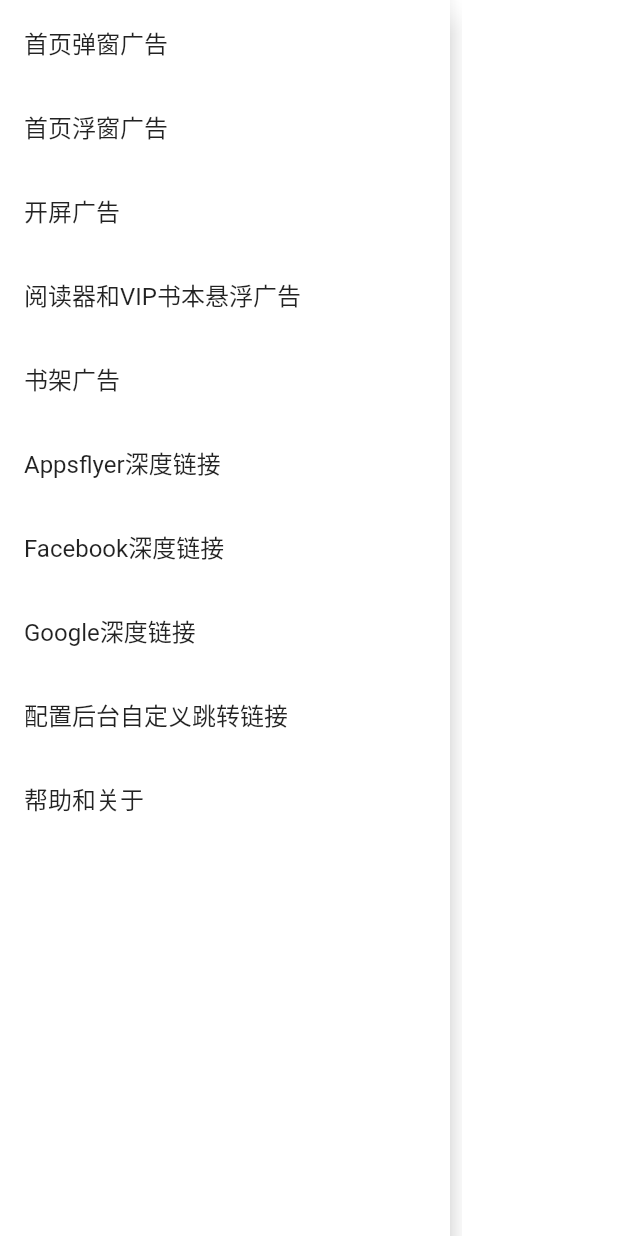
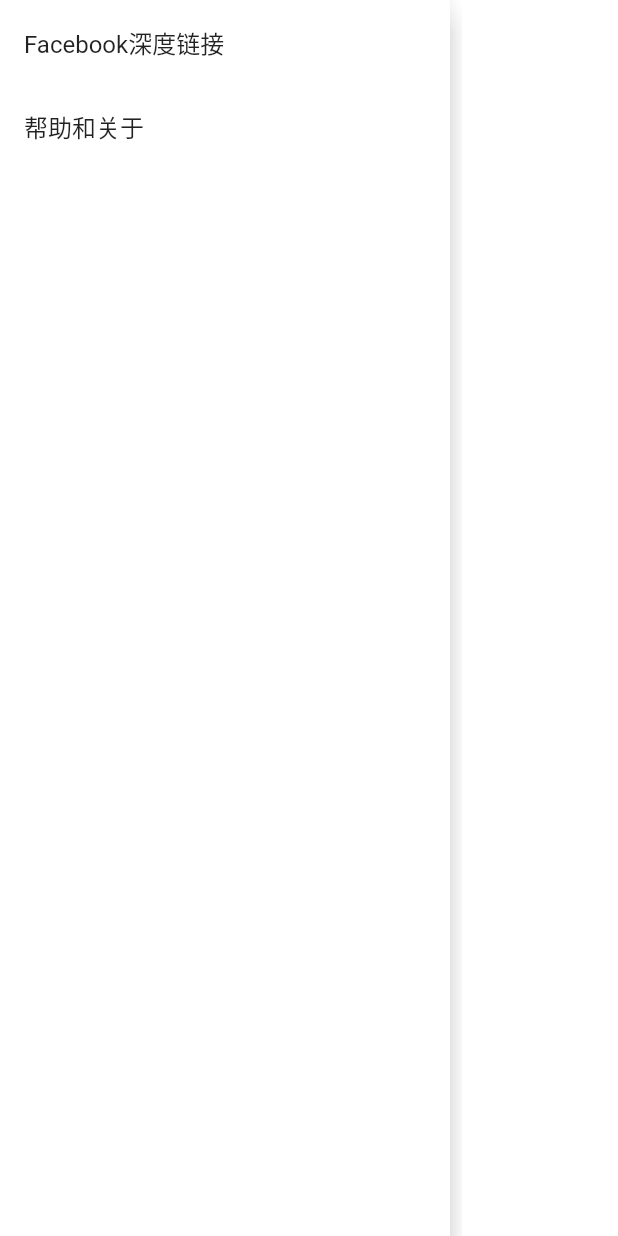
Before and after one commit to KinWg/StonerGenerator, a Flutter app: the screen it shows after launch, on a phone screen of 412 x 824 dp. Run offline on Flutter 3.47's test engine with Material 2 defaults, Android fonts, the phone set to English and light mode, and no system bars; our stand-ins replace shared_preferences; statements that could not run were skipped; project files that could hold a hidden picture were left out.

Commit message:
For sofa

```diff
--- a/testbed/lib/home_page/home_page_list_widget.dart
+++ b/testbed/lib/home_page/home_page_list_widget.dart
@@ -37,48 +37,48 @@ class _HomePageListState extends State<HomePageListWidget> {
 
   List<ListTile> _buildTiles() {
     return [
-      ListTile(
-        title: Text('首页弹窗广告'),
-        selected: _currentIndex == 0,
-        onTap: () {
-          _changeIndex(0);
-        },
-      ),
-      ListTile(
-        title: Text('首页浮窗广告'),
-        selected: _currentIndex == 1,
-        onTap: () {
-          _changeIndex(1);
-        },
-      ),
-      ListTile(
-        title: Text('开屏广告'),
-        selected: _currentIndex == 2,
-        onTap: () {
-          _changeIndex(2);
-        },
-      ),
-      ListTile(
-        title: Text('阅读器和VIP书本悬浮广告'),
-        selected: _currentIndex == 3,
-        onTap: () {
-          _changeIndex(3);
-        },
-      ),
-      ListTile(
-        title: Text('书架广告'),
-        selected: _currentIndex == 4,
-        onTap: () {
-          _changeIndex(4);
-        },
-      ),
-      ListTile(
-        title: Text('Appsflyer深度链接'),
-        selected: _currentIndex == 5,
-        onTap: () {
-          _changeIndex(5);
-        },
-      ),
+      // ListTile(
+      //   title: Text('首页弹窗广告'),
+      //   selected: _currentIndex == 0,
+      //   onTap: () {
+      //     _changeIndex(0);
+      //   },
+      // ),
+      // ListTile(
+      //   title: Text('首页浮窗广告'),
+      //   selected: _currentIndex == 1,
+      //   onTap: () {
+      //     _changeIndex(1);
+      //   },
+      // ),
+      // ListTile(
+      //   title: Text('开屏广告'),
+      //   selected: _currentIndex == 2,
+      //   onTap: () {
+      //     _changeIndex(2);
+      //   },
+      // ),
+      // ListTile(
+      //   title: Text('阅读器和VIP书本悬浮广告'),
+      //   selected: _currentIndex == 3,
+      //   onTap: () {
+      //     _changeIndex(3);
+      //   },
+      // ),
+      // ListTile(
+      //   title: Text('书架广告'),
+      //   selected: _currentIndex == 4,
+      //   onTap: () {
+      //     _changeIndex(4);
+      //   },
+      // ),
+      // ListTile(
+      //   title: Text('Appsflyer深度链接'),
+      //   selected: _currentIndex == 5,
+      //   onTap: () {
+      //     _changeIndex(5);
+      //   },
+      // ),
       ListTile(
         title: Text('Facebook深度链接'),
         selected: _currentIndex == 6,
@@ -86,20 +86,20 @@ class _HomePageListState extends State<HomePageListWidget> {
           _changeIndex(6);
         },
       ),
-      ListTile(
-        title: Text('Google深度链接'),
-        selected: _currentIndex == 7,
-        onTap: () {
-          _changeIndex(7);
-        },
-      ),
-      ListTile(
-        title: Text('配置后台自定义跳转链接'),
-        selected: _currentIndex == 8,
-        onTap: () {
-          _changeIndex(8);
-        },
-      ),
+      // ListTile(
+      //   title: Text('Google深度链接'),
+      //   selected: _currentIndex == 7,
+      //   onTap: () {
+      //     _changeIndex(7);
+      //   },
+      // ),
+      // ListTile(
+      //   title: Text('配置后台自定义跳转链接'),
+      //   selected: _currentIndex == 8,
+      //   onTap: () {
+      //     _changeIndex(8);
+      //   },
+      // ),
       ListTile(
         title: Text('帮助和关于'),
         selected: _currentIndex == 9,
```
Also changed, not shown: testbed/lib/ui/deep_link_jump_mixin.dart (+68 -42 lines), testbed/lib/ui/facebook_page.dart (+13 -9 lines), 1 other file.
